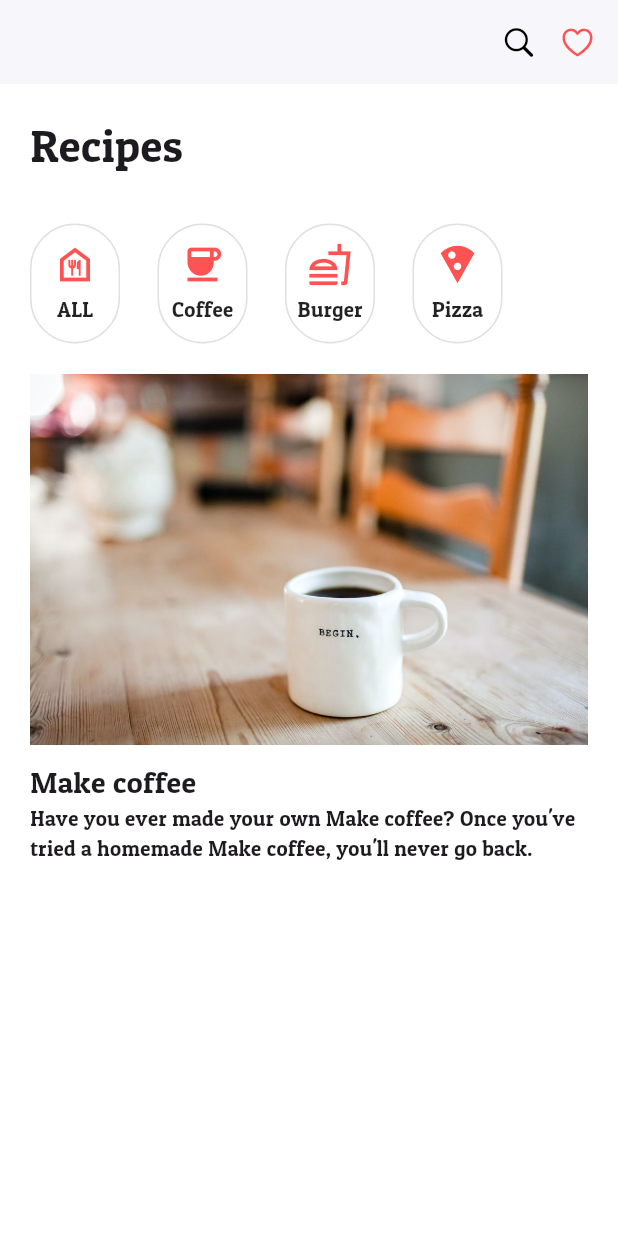
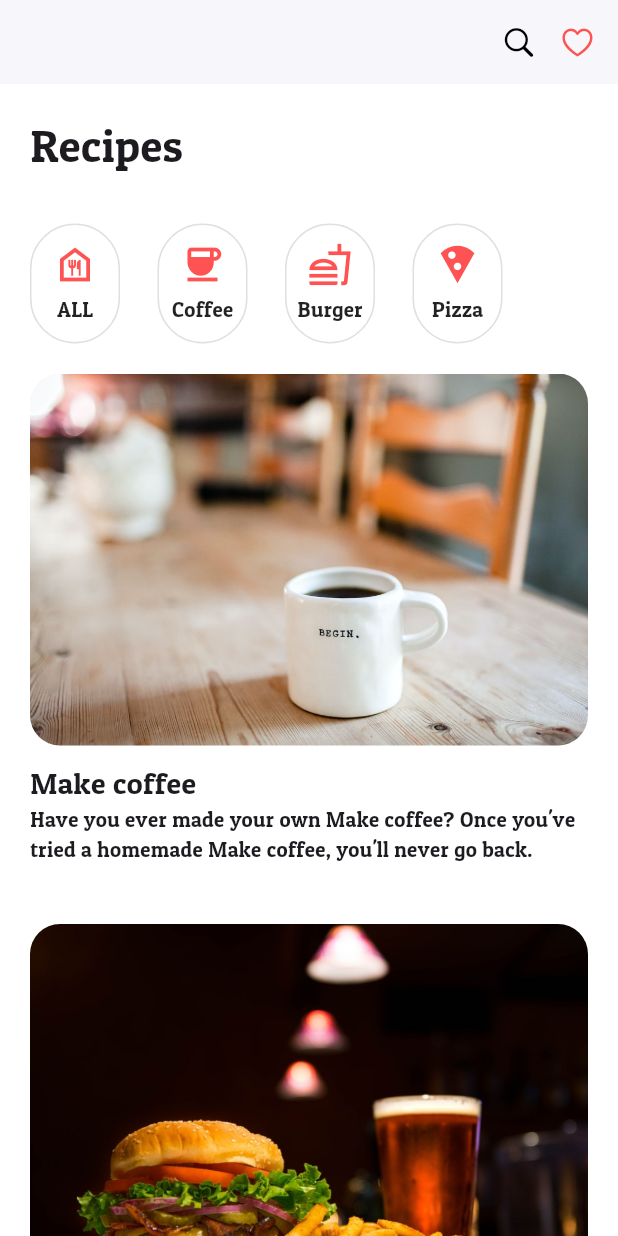
Before and after one commit to lee28921/flutter, a Flutter app: the screen it shows after launch, on a phone screen of 412 x 824 dp. Run offline on Flutter 3.47's test engine with Material 3 defaults, Android fonts, the phone set to English and light mode, and no system bars.

Commit message:
list item

```diff
--- a/class_flutter_recipe/lib/components/recipe_list_item.dart
+++ b/class_flutter_recipe/lib/components/recipe_list_item.dart
@@ -16,9 +16,15 @@ class RecipeListItem extends StatelessWidget {
       child: Column(
         crossAxisAlignment: CrossAxisAlignment.start,
         children: [
-          Image.asset(
-            "assets/images/$imageName.jpeg",
-            fit: BoxFit.cover,
+          AspectRatio(
+            aspectRatio: 3 / 2, // 가로 : 세로
+            child: ClipRRect(
+              borderRadius: BorderRadius.circular(20),
+              child: Image.asset(
+                "assets/images/$imageName.jpeg",
+                fit: BoxFit.cover,
+              ),
+            ),
           ),
           SizedBox(height: 10),
           Text(
--- a/class_flutter_recipe/lib/pages/recipe_page.dart
+++ b/class_flutter_recipe/lib/pages/recipe_page.dart
@@ -15,12 +15,13 @@ class RecipePage extends StatelessWidget {
       appBar: _buildRecipeAppBar(),
       body: Padding(
         padding: const EdgeInsets.symmetric(horizontal: 20),
-        child: Column(
-          crossAxisAlignment: CrossAxisAlignment.start,
+        child: ListView(
           children: [
             RecipeTitle(),
             RecipeMenu(),
             RecipeListItem(imageName: "coffee", title: "Make coffee"),
+            RecipeListItem(imageName: "burger", title: "Make burger"),
+            RecipeListItem(imageName: "pizza", title: "Make pizza"),
           ],
         ),
       ),
--- /dev/null
+++ b/oop_dart/lib/member_repostiory_impl.dart
@@ -0,0 +1,6 @@
+abstract class MemberRepository {
+  void save();
+  findById(num memberId);
+  // dart는 자동 형변환을 지원하지 않음
+  // int, double --> num은 부모 타입
+}
```
Also changed, not shown: oop_dart/lib/grade.dart (added), oop_dart/lib/member.dart (added), oop_dart/lib/member_repostiory.dart (added), oop_dart/lib/member_service.dart (added), oop_dart/lib/member_service_impl.dart (added).
